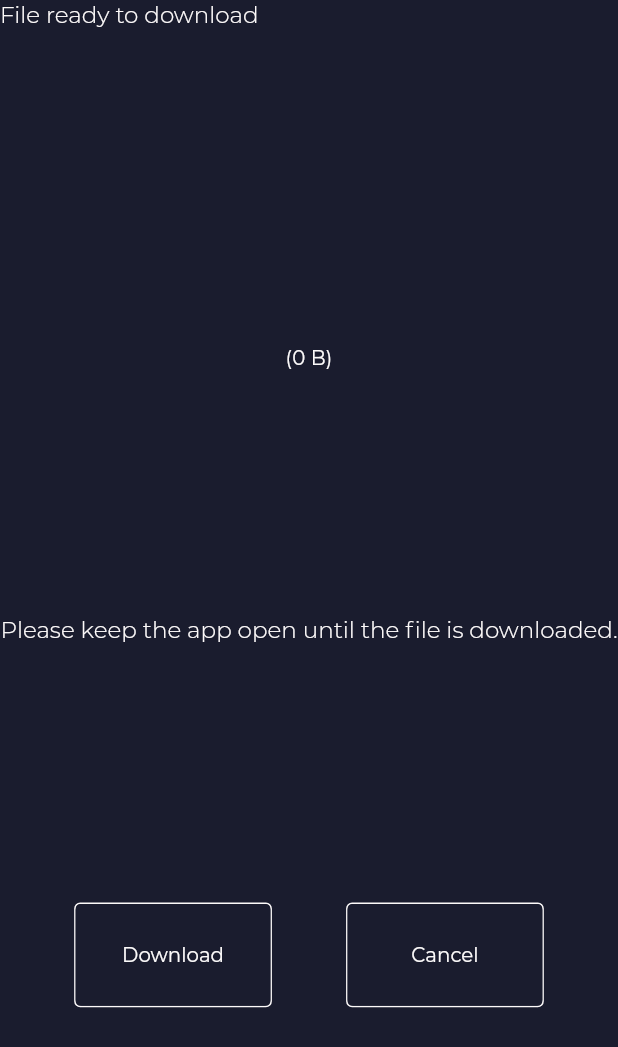
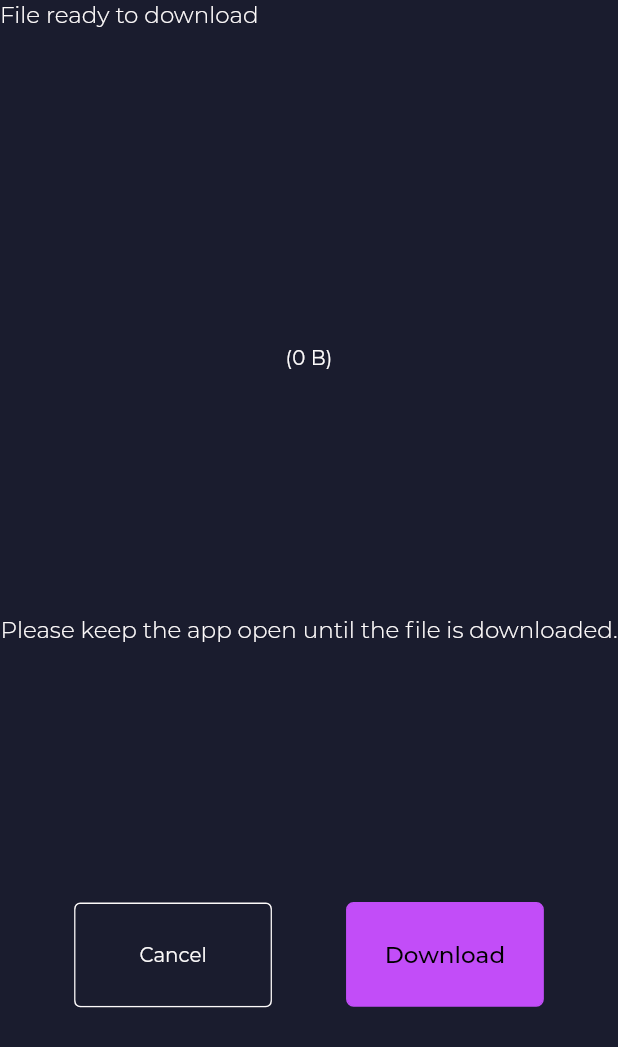
Before and after one commit to LeastAuthority/destiny, a Flutter app: the ReceiveConfirmation widget shown alone on an empty page, opened directly with empty values, on a phone screen of 412 x 824 dp. Shown: the top 1047 px of the screen. Run offline on Flutter 3.47's test engine with Material 2 defaults, Android fonts, the phone set to English and light mode, and no system bars; our stand-ins replace cross_file, dotted_border, file_picker, flutter_screenutil, intro_slider and 2 more; missing offline and left inert: dart:ffi, dart_wormhole_william, desktop_drop; accounts and stored records are empty; statements that could not run were skipped; project files that could hold a hidden picture were left out.

Commit message:
Fix UI bugs

```diff
--- a/lib/config/theme/colors.dart
+++ b/lib/config/theme/colors.dart
@@ -9,7 +9,7 @@ class CustomColors {
   static const Color veryDarkPurple = Color(0xFF61277C);
   static const Color mediumPurple = Color(0xFF8b40ad);
   static const Color purple = Color(0xffC24DF8);
-  static const Color superLightPurple = Color(0xff9e79b1);
+  static const Color superLightPurple = Color(0x339e79b1);
   static const Color lightPurple = Color(0xffc98ae6);
   static const Color lightBlue = Color(0xff33B6FF);
   static const Color babyPowder = Color(0xFFFDFAFA);
--- a/lib/views/mobile/receive/receive.dart
+++ b/lib/views/mobile/receive/receive.dart
@@ -92,7 +92,7 @@ class ReceiveScreen extends ReceiveShared<Receive> {
           onWillPop: () async => false,
           child: Container(
               key: Key(RECEIVE_SCREEN_BODY),
-              padding: EdgeInsets.symmetric(horizontal: 8.0),
+              padding: EdgeInsets.symmetric(horizontal: 16.0),
               child: widgetByState(receivingDone, receiveError, receiveProgress,
                   enterCodeUI, receiveConfirmation)),
         ));
--- a/lib/views/mobile/receive/widgets/ReceiveConfirmation.dart
+++ b/lib/views/mobile/receive/widgets/ReceiveConfirmation.dart
@@ -1,6 +1,7 @@
 import 'package:dart_wormhole_gui/constants/app_constants.dart';
 import 'package:dart_wormhole_gui/views/mobile/widgets/FileInfo.dart';
 import 'package:dart_wormhole_gui/views/mobile/widgets/buttons/Button.dart';
+import 'package:dart_wormhole_gui/views/mobile/widgets/buttons/ButtonWithBackground.dart';
 import 'package:dart_wormhole_gui/views/widgets/Heading.dart';
 import 'package:flutter/material.dart';
 import 'package:flutter_screenutil/flutter_screenutil.dart';
@@ -35,11 +36,14 @@ class ReceiveConfirmation extends StatelessWidget {
           mainAxisAlignment: MainAxisAlignment.spaceEvenly,
           children: [
             Button(
+                title: CANCEL, handleClicked: rejectDownload, disabled: false),
+            ButtonWithBackground(
+                handleClicked: acceptDownload,
                 title: DOWNLOAD,
-                handleClicked: acceptDownload,
+                width: 120.0.w,
+                height: 50.0.h,
+                fontSize: 14.0.sp,
                 disabled: false),
-            Button(
-                title: CANCEL, handleClicked: rejectDownload, disabled: false),
           ],
         ),
         SizedBox(
--- a/lib/views/mobile/receive/widgets/ReceiveProgress.dart
+++ b/lib/views/mobile/receive/widgets/ReceiveProgress.dart
@@ -49,6 +49,7 @@ class _ReceiveProgressState extends State<ReceiveProgress> {
             Container(
               width: 284.0.w,
               margin: EdgeInsets.only(top: 32.0.h),
+              height: 8.0.h,
               child: CustomLinearProgressIndicator(
                 value: widget.percentage,
               ),
--- a/lib/views/mobile/send/send.dart
+++ b/lib/views/mobile/send/send.dart
@@ -72,7 +72,7 @@ class SendScreen extends SendShared<Send> {
             child: Container(
                 width: double.infinity,
                 key: Key(SEND_SCREEN_BODY),
-                padding: EdgeInsets.symmetric(horizontal: 8.0),
+                padding: EdgeInsets.symmetric(horizontal: 16.0),
                 child: Container(
                     child: widgetByState(generateCodeUI, selectAFileUI,
                         sendingError, sendingDone, sendingProgress)))));
--- a/lib/views/mobile/send/widgets/SendingProgress.dart
+++ b/lib/views/mobile/send/widgets/SendingProgress.dart
@@ -45,6 +45,7 @@ class _SendingProgressState extends State<SendingProgress> {
               children: [
                 Container(
                   margin: EdgeInsets.only(top: 32.0.h),
+                  height: 8.0.h,
                   child: CustomLinearProgressIndicator(
                     value: widget.percentage,
                   ),
--- a/lib/views/mobile/widgets/FileInfo.dart
+++ b/lib/views/mobile/widgets/FileInfo.dart
@@ -19,6 +19,7 @@ class FileInfo extends StatelessWidget {
             alignment: Alignment.center,
             child: Text(
               '$fileName',
+              textAlign: TextAlign.center,
               style: Theme.of(context).textTheme.headline4,
             ),
           ),
--- a/lib/views/shared/progress.dart
+++ b/lib/views/shared/progress.dart
@@ -43,7 +43,7 @@ class ProgressShared {
         amount = remainingTime!.inMinutes;
       } else {
         unit = "Second";
-        amount = remainingTime!.inSeconds;
+        amount = remainingTime!.inSeconds == 0 ? 1 : remainingTime!.inSeconds;
       }
 
       return amount == 1 ? "$amount $unit" : "$amount ${unit}s";
```
Also changed, not shown: pubspec.lock.
